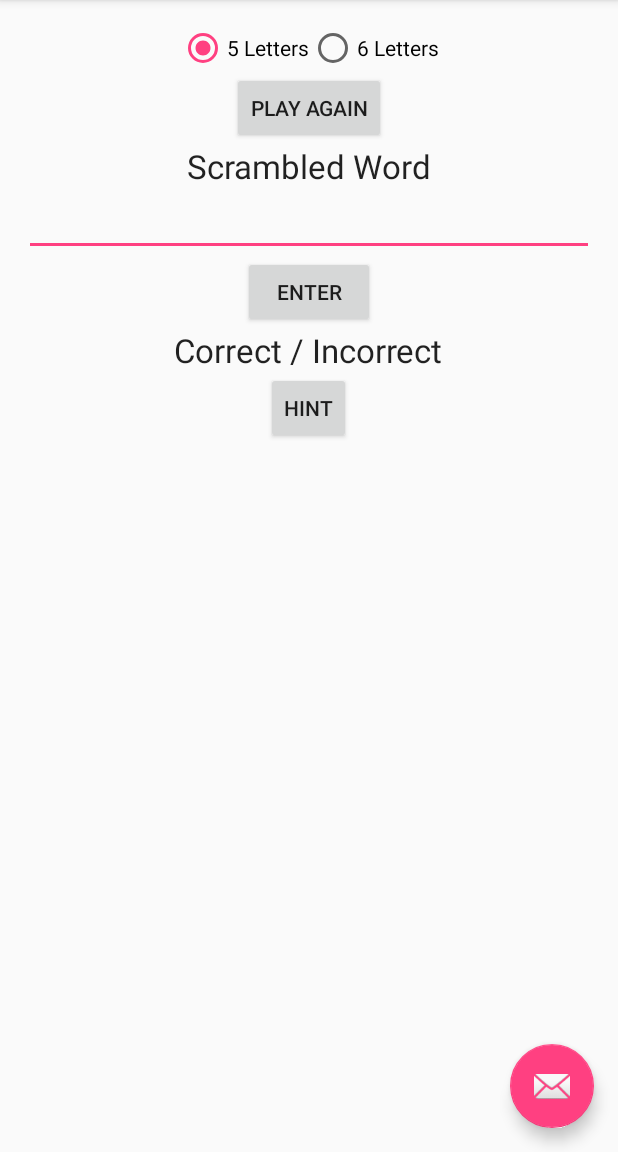
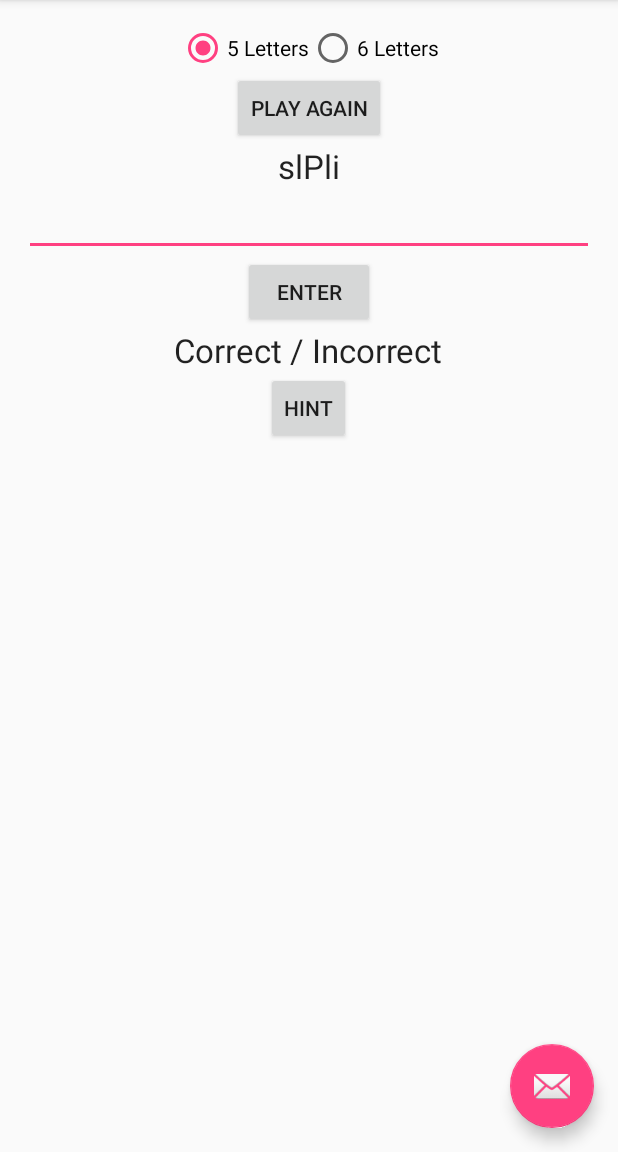
Before and after one commit to cdunmye1/WordJumble, an Android app: the screen it shows after launch (MainActivity), on a phone screen of 412 x 824 dp, the part 84-1236 px from its top. Run offline under Robolectric (Android 15) with nearby library versions, the light colour scheme and no system bars.

Commit message:
Updating project to start a new game when the user presses the play again button.  Also, cleaning up some bad code in the Words class that would return a bad random word.

```diff
--- a/app/src/main/java/edu/westga/wordjumble/controller/MainActivity.java
+++ b/app/src/main/java/edu/westga/wordjumble/controller/MainActivity.java
@@ -6,6 +6,7 @@ import android.support.design.widget.Snackbar;
 import android.support.v7.app.AppCompatActivity;
 import android.support.v7.widget.Toolbar;
 import android.view.View;
+import android.widget.TextView;
 import android.widget.Toast;
 
 import edu.westga.wordjumble.R;
@@ -13,7 +14,7 @@ import edu.westga.wordjumble.model.WordScrambler;
 import edu.westga.wordjumble.model.Words;
 
 public class MainActivity extends AppCompatActivity {
-    private Words word;
+    private Words words;
     private WordScrambler game;
     private int hintCounter;
 
@@ -33,7 +34,19 @@ public class MainActivity extends AppCompatActivity {
             }
         });
 
-        this.word = new Words(this);
+        //this.words = new Words(this);
+        this.words = new Words();
+        this.startNewGame();
+    }
+
+    public  void didTapPlayAgain(View view) {
+        this.startNewGame();
+    }
+
+    private void startNewGame() {
+        TextView scrambledWordTextView = (TextView) findViewById(R.id.scrambledWordTextView);
+        this.game = new WordScrambler(this.words.getRandomWord());
+        scrambledWordTextView.setText(this.game.getScrambledWord());
         this.hintCounter = 0;
     }
 
@@ -43,7 +56,7 @@ public class MainActivity extends AppCompatActivity {
      */
     public void getHint(View view) {
         hintCounter += 1;
-        if(hintCounter < this.word.getCurrentWord().length()) {
+        if(hintCounter < this.words.getCurrentWord().length()) {
             String hintWord = this.game.getHint(this.hintCounter);
             Toast.makeText(getApplicationContext(),hintWord,Toast.LENGTH_LONG).show();
         }
--- a/app/src/main/java/edu/westga/wordjumble/model/Words.java
+++ b/app/src/main/java/edu/westga/wordjumble/model/Words.java
@@ -44,8 +44,8 @@ public class Words {
      * @return
      */
     public String getRandomWord() {
-        Random random = new Random(this.words.size());
-        this.currentWord = words.get(random.nextInt());
+        Random random = new Random();
+        this.currentWord = words.get(random.nextInt(this.words.size() -1));
         return currentWord;
     }
 
--- a/app/src/main/res/layout/content_main.xml
+++ b/app/src/main/res/layout/content_main.xml
@@ -39,7 +39,8 @@
         android:layout_height="wrap_content"
         android:text="Play Again"
         android:id="@+id/playAgainButton"
-        android:layout_gravity="center_horizontal" />
+        android:layout_gravity="center_horizontal"
+        android:onClick="didTapPlayAgain" />
 
     <TextView
         android:layout_width="wrap_content"
```
